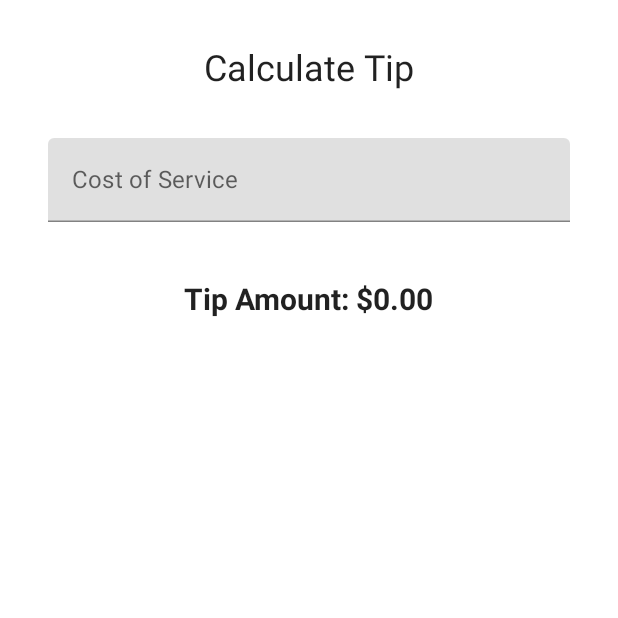
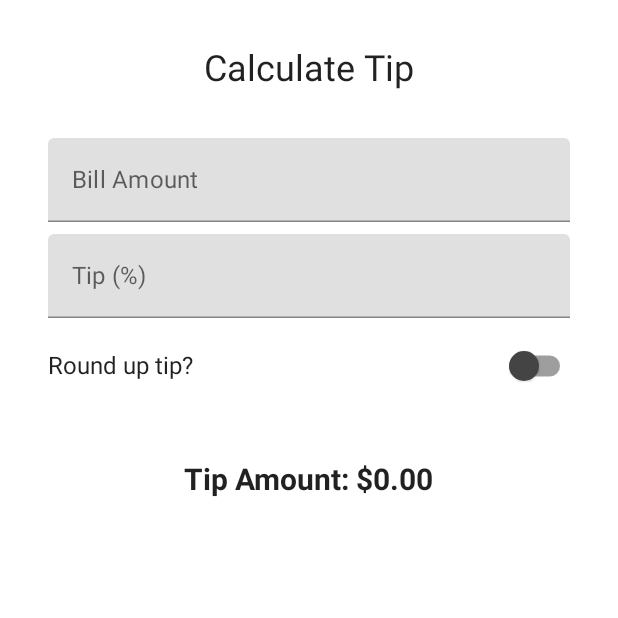
Before and after one commit to predatorkind/Tip_Calculator, an Android app built with Jetpack Compose: the screen it shows after launch (MainActivity), on a phone screen of 412 x 824 dp, the top half of it. Run offline under Robolectric (Android 15) with nearby library versions, the phone set to English and light mode, and no system bars.

Commit message:
Added an option to round up the tip Focus manager is now used to navigate between edit text boxes

```diff
--- a/app/src/main/java/net/vertexgraphics/tipcalculator/MainActivity.kt
+++ b/app/src/main/java/net/vertexgraphics/tipcalculator/MainActivity.kt
@@ -3,14 +3,12 @@ package net.vertexgraphics.tipcalculator
 import android.os.Bundle
 import androidx.activity.ComponentActivity
 import androidx.activity.compose.setContent
+import androidx.annotation.StringRes
 import androidx.compose.foundation.layout.*
+import androidx.compose.foundation.text.KeyboardActions
 import androidx.compose.foundation.text.KeyboardOptions
-import androidx.compose.material.MaterialTheme
-import androidx.compose.material.Surface
-import androidx.compose.material.Text
-import androidx.compose.material.TextField
+import androidx.compose.material.*
 import androidx.compose.runtime.Composable
-import androidx.compose.runtime.MutableState
 import androidx.compose.runtime.mutableStateOf
 import androidx.compose.runtime.remember
 import androidx.compose.ui.Alignment
@@ -22,7 +20,11 @@ import androidx.compose.ui.unit.sp
 import net.vertexgraphics.tipcalculator.ui.theme.TipCalculatorTheme
 import androidx.compose.runtime.getValue
 import androidx.compose.runtime.setValue
+import androidx.compose.ui.focus.FocusDirection
+import androidx.compose.ui.graphics.Color
+import androidx.compose.ui.platform.LocalFocusManager
 import androidx.compose.ui.text.font.FontWeight
+import androidx.compose.ui.text.input.ImeAction
 import androidx.compose.ui.text.input.KeyboardType
 import java.text.NumberFormat
 
@@ -43,12 +45,30 @@ class MainActivity : ComponentActivity() {
     }
 }
 
+
+/**
+ * Main screen of the app. Contains text fields for bill and tip amounts, switch enabling rounding
+ * the tip and output text providing the user with calculated tip total.
+ *
+ */
 @Composable
 fun TipCalculatorScreen() {
-    //var amountInput: MutableState<String> = mutableStateOf("0")
+    // holds the state of bill amount
     var amountInput by remember { mutableStateOf("")}
     val amount = amountInput.toDoubleOrNull() ?: 0.0
-    val tip = calculateTip(amount)
+
+    // holds the state of the flag signifying whether to round the tip up
+    var roundUp by remember { mutableStateOf(false)}
+
+    // holds the state of tip amount
+    var tipInput by remember { mutableStateOf("")}
+    val tipPercent = tipInput.toDoubleOrNull() ?: 0.0
+    val tip = calculateTip(amount, tipPercent, roundUp)
+
+    val focusManager = LocalFocusManager.current
+
+
+
 
     Column(modifier = Modifier.padding(32.dp),
     verticalArrangement = Arrangement.spacedBy(8.dp)) {
@@ -58,7 +78,14 @@ fun TipCalculatorScreen() {
             modifier = Modifier.align(Alignment.CenterHorizontally)
             )
         Spacer(modifier = Modifier.height(16.dp))
-        EditNumberField(value = amountInput, onValueChange = {amountInput = it})
+        EditNumberField(label = R.string.bill_amount,
+            keyboardOptions= KeyboardOptions.Default.copy(keyboardType = KeyboardType.Number,
+            imeAction = ImeAction.Next), keyboardActions= KeyboardActions(onNext={focusManager.moveFocus(
+                FocusDirection.Down)}), value = amountInput, onValueChange = {amountInput = it})
+        EditNumberField(label = R.string.how_was_the_service,
+            keyboardOptions= KeyboardOptions.Default.copy(keyboardType = KeyboardType.Number,
+            imeAction = ImeAction.Done), keyboardActions= KeyboardActions(onDone={ focusManager.clearFocus()}), value = tipInput, onValueChange = {tipInput = it})
+        RoundTheTipRow(roundUp = roundUp, onRoundUpChanged = { roundUp = it})
         Spacer(modifier = Modifier.height(24.dp))
         Text(text= stringResource(id = R.string.tip_amount, tip),
             modifier = Modifier.align(Alignment.CenterHorizontally),
@@ -69,14 +96,33 @@ fun TipCalculatorScreen() {
 }
 
 @Composable
-fun EditNumberField(value: String, onValueChange: (String) -> Unit){
+fun RoundTheTipRow(roundUp: Boolean, onRoundUpChanged: (Boolean) -> Unit, modifier: Modifier = Modifier){
+    Row(modifier= Modifier
+        .fillMaxWidth()
+        .size(48.dp), verticalAlignment = Alignment.CenterVertically) {
+        Text(text = stringResource(id = R.string.round_up_tip))
+        Switch(modifier = modifier
+            .fillMaxWidth()
+            .wrapContentWidth(Alignment.End),
+            checked = roundUp, onCheckedChange = onRoundUpChanged,
+            colors = SwitchDefaults.colors(uncheckedThumbColor = Color.DarkGray))
+    }
+}
+
+
+
+@Composable
+fun EditNumberField(@StringRes label: Int, keyboardOptions: KeyboardOptions,
+                    keyboardActions: KeyboardActions,
+                    value: String, onValueChange: (String) -> Unit){
 
     TextField(value = value,
         onValueChange = onValueChange,
-        label = {Text(stringResource(id = R.string.cost_of_service))},
+        label = {Text(stringResource(id = label))},
         modifier = Modifier.fillMaxWidth(),
         singleLine = true,
-        keyboardOptions = KeyboardOptions(keyboardType = KeyboardType.Number)
+        keyboardOptions = keyboardOptions,
+        keyboardActions = keyboardActions
     )
 }
 
@@ -95,9 +141,12 @@ fun DefaultPreview() {
  *
  * @param amount: the base cost of a service
  * @param tipPercent: percentage of the base cost to calculate as tip
+ * @param roundUp: flag signifying whether to round the tip up
  * @return: tip amount formatted as currency
  */
-private fun calculateTip(amount: Double, tipPercent: Double = 15.0): String{
-    val tip = tipPercent / 100 * amount
+private fun calculateTip(amount: Double, tipPercent: Double = 15.0, roundUp: Boolean): String{
+    var tip = tipPercent / 100 * amount
+    if (roundUp)
+        tip = kotlin.math.ceil(tip)
     return NumberFormat.getCurrencyInstance().format(tip)
 }
--- a/app/src/main/res/values/strings.xml
+++ b/app/src/main/res/values/strings.xml
@@ -1,6 +1,8 @@
 <resources>
     <string name="app_name">Tip Calculator</string>
     <string name="calculate_tip">Calculate Tip</string>
-    <string name="cost_of_service">Cost of Service</string>
+    <string name="bill_amount">Bill Amount</string>
     <string name="tip_amount">Tip Amount: %s</string>
+    <string name="how_was_the_service">Tip (%)</string>
+    <string name="round_up_tip">Round up tip?</string>
 </resources>
```
